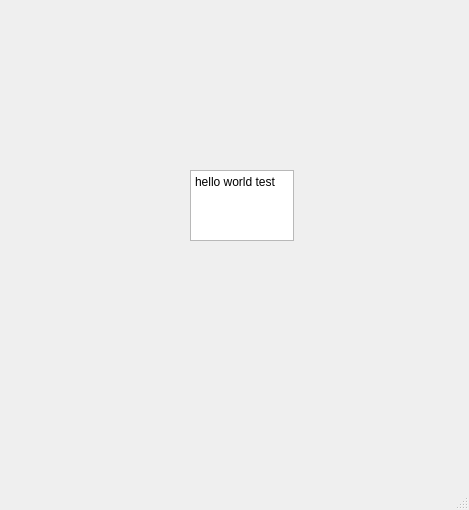
This is UIchat/uichat.ui in QAQLTL/CatChat as Qt 5 draws it before an edit. The edited form follows.
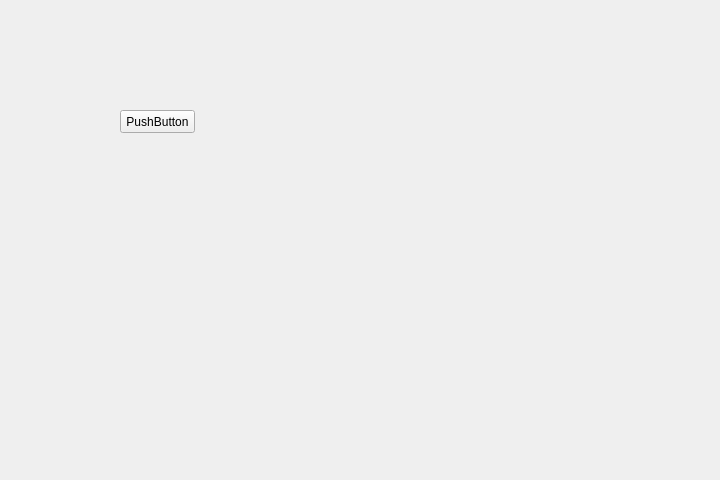
This is the edited form. Custom widgets are drawn as their Qt base class.

What changed in the file:
```diff
--- a/UIchat/uichat.ui
+++ b/UIchat/uichat.ui
@@ -6,44 +6,39 @@
    <rect>
     <x>0</x>
     <y>0</y>
-    <width>469</width>
-    <height>510</height>
+    <width>720</width>
+    <height>480</height>
    </rect>
   </property>
   <property name="windowTitle">
    <string>MainWindow</string>
   </property>
+  <property name="styleSheet">
+   <string notr="true"/>
+  </property>
   <widget class="QWidget" name="centralwidget">
-   <widget class="QTextEdit" name="textEdit">
+   <widget class="PushButton" name="pushButton">
     <property name="geometry">
      <rect>
-      <x>190</x>
-      <y>170</y>
-      <width>104</width>
-      <height>71</height>
+      <x>120</x>
+      <y>110</y>
+      <width>75</width>
+      <height>23</height>
      </rect>
     </property>
-    <property name="html">
-     <string>&lt;!DOCTYPE HTML PUBLIC &quot;-//W3C//DTD HTML 4.0//EN&quot; &quot;http://www.w3.org/TR/REC-html40/strict.dtd&quot;&gt;
-&lt;html&gt;&lt;head&gt;&lt;meta name=&quot;qrichtext&quot; content=&quot;1&quot; /&gt;&lt;style type=&quot;text/css&quot;&gt;
-p, li { white-space: pre-wrap; }
-&lt;/style&gt;&lt;/head&gt;&lt;body style=&quot; font-family:'PMingLiU'; font-size:9pt; font-weight:400; font-style:normal;&quot;&gt;
-&lt;p style=&quot; margin-top:0px; margin-bottom:0px; margin-left:0px; margin-right:0px; -qt-block-indent:0; text-indent:0px;&quot;&gt;hello world test &lt;/p&gt;&lt;/body&gt;&lt;/html&gt;</string>
+    <property name="text">
+     <string>PushButton</string>
     </property>
    </widget>
   </widget>
-  <widget class="QMenuBar" name="menubar">
-   <property name="geometry">
-    <rect>
-     <x>0</x>
-     <y>0</y>
-     <width>469</width>
-     <height>22</height>
-    </rect>
-   </property>
-  </widget>
-  <widget class="QStatusBar" name="statusbar"/>
  </widget>
+ <customwidgets>
+  <customwidget>
+   <class>PushButton</class>
+   <extends>QPushButton</extends>
+   <header>qfluentwidgets</header>
+  </customwidget>
+ </customwidgets>
  <resources/>
  <connections/>
 </ui>
```
